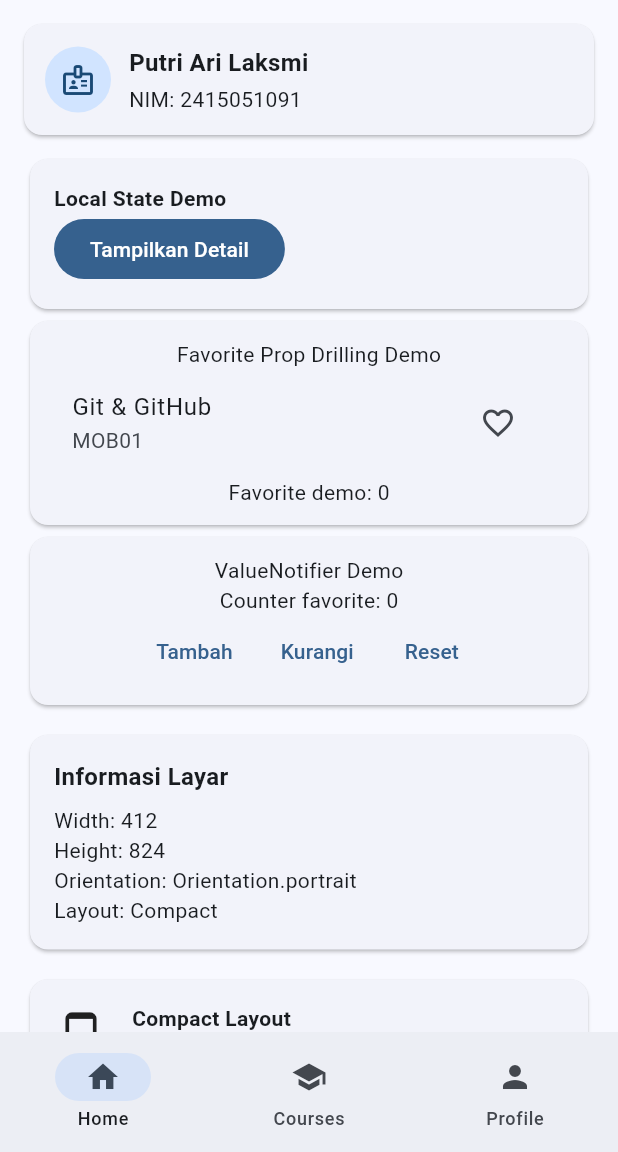
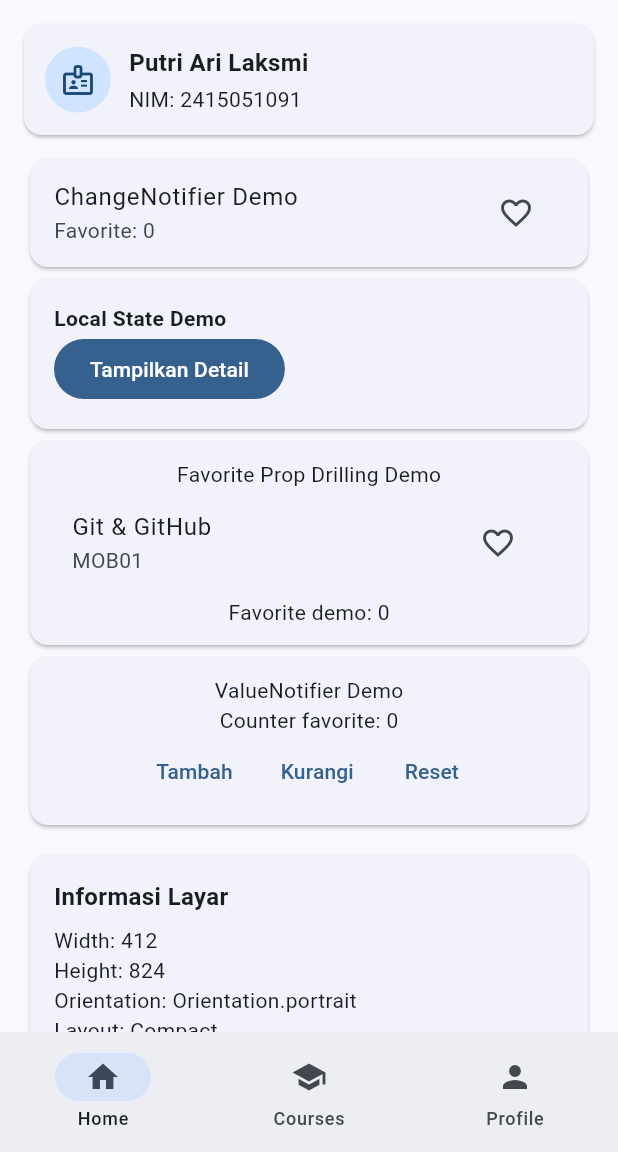
Before and after one commit to putriari93/course-explorer-flutter, a Flutter app: the screen it shows after launch, on a phone screen of 412 x 824 dp, the part 84-1236 px from its top. Run offline on Flutter 3.47's test engine with Material 3 defaults, Android fonts, the phone set to English and light mode, and no system bars.

Commit message:
Menambahkan ChangeNotifier untuk course

```diff
--- a/lib/main.dart
+++ b/lib/main.dart
@@ -2,6 +2,8 @@ import 'dart:convert';
 
 import 'package:flutter/material.dart';
 import 'package:flutter/services.dart' show rootBundle;
+
+import 'providers/course_provider.dart';
 
 const String studentName = 'Putri Ari Laksmi';
 const String studentId = '2415051091';
@@ -272,6 +274,7 @@ class _DashboardPageState extends State<DashboardPage> {
         children: [
           const IdentityCard(),
           const SizedBox(height: 12),
+          const ChangeNotifierDemo(),
           const LocalStateDemo(),
           const FavoriteStateDemo(),
           const FavoriteCounterNotifierDemo(),
@@ -1381,3 +1384,38 @@ class _FavoriteCounterNotifierDemoState
     ),
   );
 }
+
+class ChangeNotifierDemo extends StatefulWidget {
+  const ChangeNotifierDemo({super.key});
+  @override
+  State<ChangeNotifierDemo> createState() => _ChangeNotifierDemoState();
+}
+
+class _ChangeNotifierDemoState extends State<ChangeNotifierDemo> {
+  final CourseProvider courseProvider = CourseProvider();
+  @override
+  void dispose() {
+    courseProvider.dispose();
+    super.dispose();
+  }
+
+  @override
+  Widget build(BuildContext context) => ListenableBuilder(
+    listenable: courseProvider,
+    builder: (context, child) => Card(
+      child: ListTile(
+        title: const Text('ChangeNotifier Demo'),
+        subtitle: Text('Favorite: ${courseProvider.favorites.length}'),
+        trailing: IconButton(
+          tooltip: 'Toggle ChangeNotifier demo',
+          onPressed: () => courseProvider.toggleFavorite('MOB01'),
+          icon: Icon(
+            courseProvider.isFavorite('MOB01')
+                ? Icons.favorite
+                : Icons.favorite_border,
+          ),
+        ),
+      ),
+    ),
+  );
+}
--- /dev/null
+++ b/lib/providers/course_provider.dart
@@ -0,0 +1,11 @@
+import 'package:flutter/foundation.dart';
+
+class CourseProvider extends ChangeNotifier {
+  final Set<String> _favorites = {};
+  Set<String> get favorites => Set.unmodifiable(_favorites);
+  bool isFavorite(String code) => _favorites.contains(code);
+  void toggleFavorite(String code) {
+    if (!_favorites.add(code)) _favorites.remove(code);
+    notifyListeners();
+  }
+}
```
Also changed, not shown: 1 other file.
